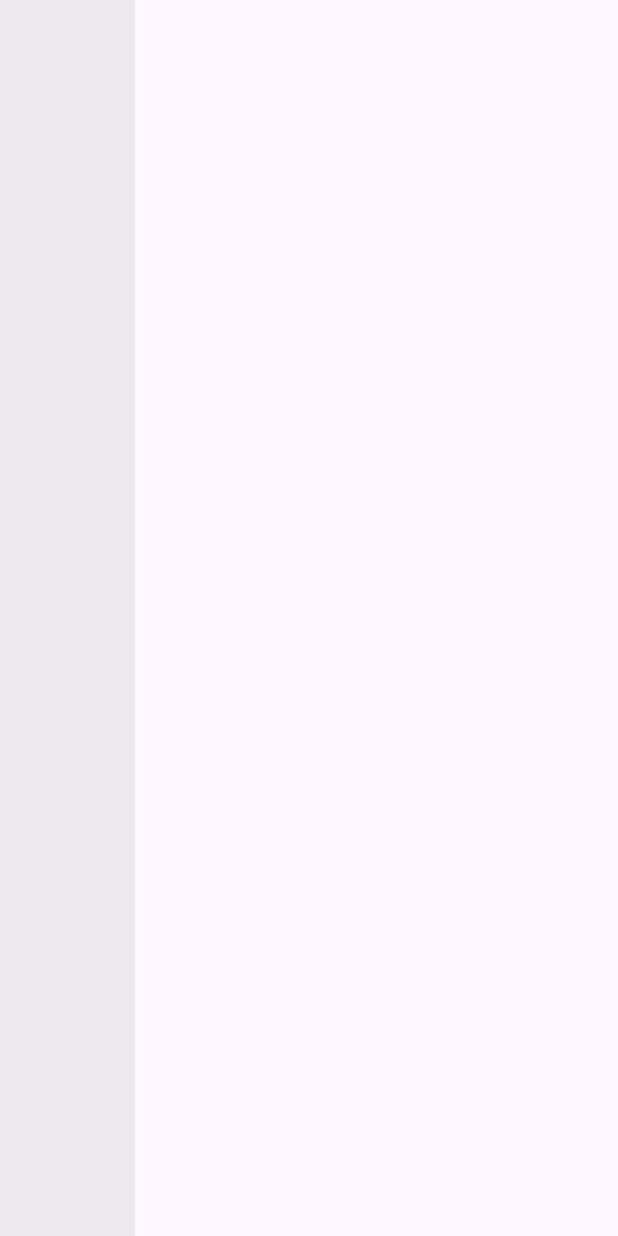
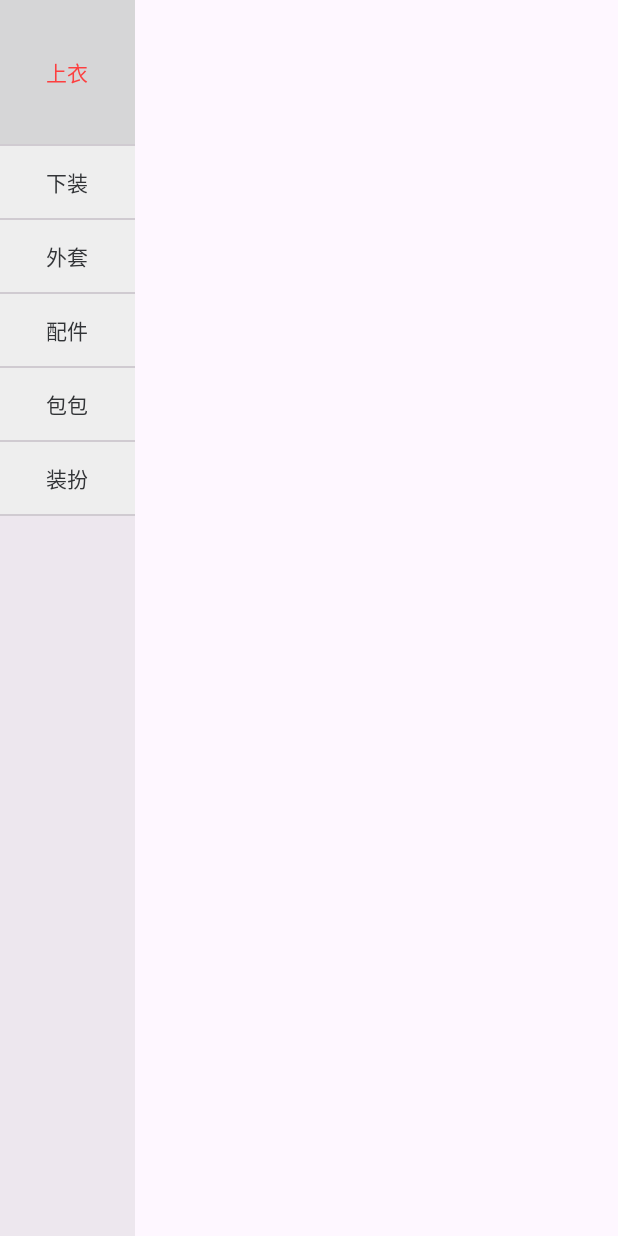
Before and after one commit to junhqin/ECloset, an Android app: the fragment ClosetFragment shown on its own in the app's theme, on a phone screen of 412 x 824 dp. Run offline under Robolectric (Android 15) with nearby library versions, the phone set to English and light mode, and no system bars.

Commit message:
写了部分衣橱页面的代码

```diff
--- /dev/null
+++ b/app/src/main/java/com/ecloset/Fragment/BaseFragment.java
@@ -0,0 +1,49 @@
+package com.ecloset.Fragment;
+
+import android.content.Context;
+import android.os.Bundle;
+import android.view.LayoutInflater;
+import android.view.View;
+import android.view.ViewGroup;
+
+import androidx.annotation.Nullable;
+import androidx.fragment.app.Fragment;
+
+public abstract class BaseFragment extends Fragment {
+    public Context mContext;
+
+
+    @Override
+    public void onCreate(@Nullable Bundle savedInstanceState) {
+        super.onCreate(savedInstanceState);
+        mContext = getActivity();
+
+    }
+
+    @Nullable
+    @Override
+    public View onCreateView(LayoutInflater inflater, ViewGroup container, Bundle savedInstanceState) {
+        return initView();
+    }
+
+    @Override
+    public void onActivityCreated(@Nullable Bundle savedInstanceState) {
+        super.onActivityCreated(savedInstanceState);
+        initData();
+    }
+
+    /**
+     * 有子类实现，实现特有效果
+     * @return
+     */
+    public abstract View initView();
+
+    /**
+     * 初始化数据
+     */
+    public void initData() {
+
+    }
+
+
+}
--- a/app/src/main/java/com/ecloset/Fragment/ClosetFragment.java
+++ b/app/src/main/java/com/ecloset/Fragment/ClosetFragment.java
@@ -1,5 +1,6 @@
 package com.ecloset.Fragment;
 
+import android.content.Context;
 import android.os.Bundle;
 import android.view.LayoutInflater;
 import android.view.View;
@@ -11,19 +12,41 @@ import androidx.annotation.NonNull;
 import androidx.annotation.Nullable;
 import androidx.recyclerview.widget.RecyclerView;
 
+import com.ecloset.Adapter.TypeLeftAdapter;
 import com.ecloset.R;
 
 public class ClosetFragment extends Fragment {
     private ListView lv_left;
     private RecyclerView rv_right;
+    private TypeLeftAdapter leftAdapter;
+    private Context mContext;
+
+    @Override
+    public void onCreate(@Nullable Bundle savedInstanceState) {
+        super.onCreate(savedInstanceState);
+        mContext = getActivity();
+        leftAdapter = new TypeLeftAdapter(mContext);
+    }
+
+
     @Override
     public View onCreateView(@NonNull LayoutInflater inflater,
                              @Nullable ViewGroup container,
                              @Nullable Bundle savedInstanceState) {
-        return inflater.inflate(R.layout.fragment_closet, container, false);
+        View view = inflater.inflate(R.layout.fragment_closet, container, false);
+        initView(view);
+        initListener();
+        return view;
+    }
+
+    private void initView(View view){
+        lv_left = (ListView) view.findViewById(R.id.lv_left);
+        rv_right = (RecyclerView) view.findViewById(R.id.rv_right);
+        lv_left.setAdapter(leftAdapter);
+    }
+    private void initListener(){
+
     }
 
 
-
-
 }
--- a/app/src/main/java/com/ecloset/adapter/TypeLeftAdapter.java
+++ b/app/src/main/java/com/ecloset/adapter/TypeLeftAdapter.java
@@ -1,10 +1,67 @@
 package com.ecloset.Adapter;
 
 import android.content.Context;
+import android.graphics.Color;
+import android.view.View;
+import android.view.ViewGroup;
+import android.widget.BaseAdapter;
+import android.widget.TextView;
 
-public class TypeLeftAdapter {
+import com.ecloset.R;
+
+
+public class TypeLeftAdapter extends BaseAdapter {
     private Context mContext;
     private int mSelect = 0;//选中项
     private String[] titles = new String[]{"上衣", "下装", "外套", "配件", "包包", "装扮"};
+    public TypeLeftAdapter(Context mContext) {
+        this.mContext = mContext;
+    }
+
+
+    @Override
+    public int getCount() {
+        return titles.length;
+    }
+
+    @Override
+    public Object getItem(int position) {
+        return titles[position];
+    }
+
+    @Override
+    public long getItemId(int position) {
+        return position;
+    }
+
+    @Override
+    public View getView(int position, View convertView, ViewGroup parent) {
+        ViewHolder holder;
+        if (convertView == null) {
+            convertView = View.inflate(mContext, R.layout.item_type, null);
+            holder = new ViewHolder();
+            holder.tv_name = (TextView) convertView.findViewById(R.id.tv_title);
+
+            convertView.setTag(holder);
+        } else {
+            holder = (ViewHolder) convertView.getTag();
+        }
+        holder.tv_name.setText(titles[position]);
+
+        if (mSelect == position) {
+            convertView.setBackgroundResource(R.drawable.type_item_background_selector);  //选中项背景
+            holder.tv_name.setTextColor(Color.parseColor("#fd3f3f"));
+        } else {
+            convertView.setBackgroundResource(R.drawable.bg2);  //其他项背景
+            holder.tv_name.setTextColor(Color.parseColor("#323437"));
+        }
+        return convertView;
+    }
+
+    static class ViewHolder {
+        private TextView tv_name;
+    }
+
+
 
 }
--- /dev/null
+++ b/app/src/main/res/drawable/type_item_background_selector.xml
@@ -0,0 +1,11 @@
+<?xml version="1.0" encoding="utf-8"?>
+<selector xmlns:android="http://schemas.android.com/apk/res/android">
+    <item android:drawable="@drawable/bg1" android:state_pressed="true" />
+    <!--按下时的背景-->
+    <item android:drawable="@drawable/bg2" android:state_focused="true" />
+    <!--获得焦点时的背景-->
+    <item android:drawable="@drawable/bg2" android:state_selected="true" />
+    <!--选中状态的背景-->
+    <item android:drawable="@drawable/bg1" />
+    <!--默认背景-->
+</selector>
--- a/app/src/main/res/layout/fragment_closet.xml
+++ b/app/src/main/res/layout/fragment_closet.xml
@@ -14,7 +14,7 @@
         android:scrollbars="none" />
 
     <androidx.recyclerview.widget.RecyclerView
-        android:id="@+id/closet_list"
+        android:id="@+id/rv_right"
         android:layout_weight="0.78"
         android:layout_width="0dp"
         android:layout_height="match_parent" />
--- /dev/null
+++ b/app/src/main/res/layout/item_type.xml
@@ -0,0 +1,16 @@
+<?xml version="1.0" encoding="utf-8"?>
+<RelativeLayout xmlns:android="http://schemas.android.com/apk/res/android"
+    android:layout_width="wrap_content"
+    android:layout_height="wrap_content"
+    android:layout_gravity="center"
+    android:orientation="vertical">
+
+    <TextView
+        android:id="@+id/tv_title"
+        android:layout_width="wrap_content"
+        android:layout_height="wrap_content"
+        android:layout_centerInParent="true"
+        android:gravity="center"
+        android:padding="13dp"
+        android:text="小裙子" />
+</RelativeLayout>
```
Also changed, not shown: app/src/main/res/drawable/bg2.png (added), 1 other file.
